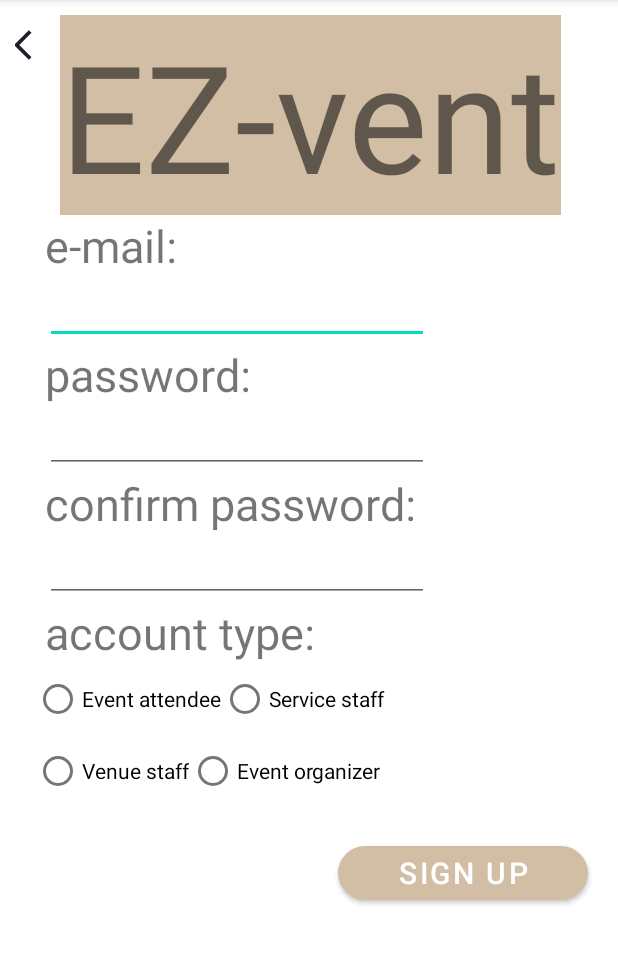
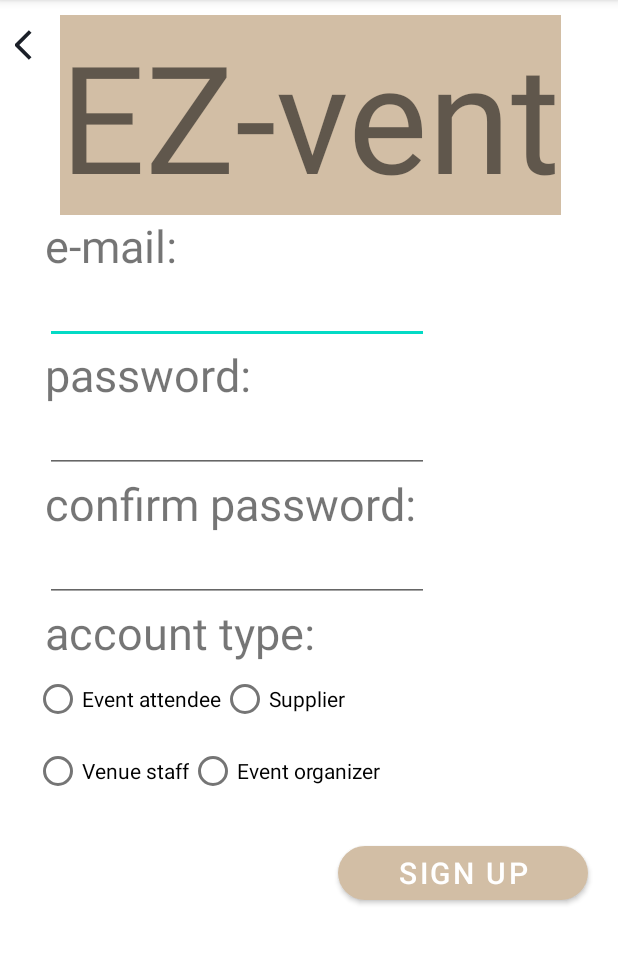
Before and after one commit to liri9/hci_demo, an Android app: the SignUpActivity screen opened directly, with no data from a screen before it, on a phone screen of 412 x 824 dp, the part 84-1048 px from its top. Run offline under Robolectric (Android 15) with nearby library versions, the phone set to English and light mode, and no system bars.

Commit message:
Changed name to supplier

```diff
--- a/app/src/main/res/layout/activity_sign_up.xml
+++ b/app/src/main/res/layout/activity_sign_up.xml
@@ -127,7 +127,7 @@
                     android:layout_width="wrap_content"
                     android:layout_height="wrap_content"
                     android:onClick="onRadioButtonClicked"
-                    android:text="Service staff" />
+                    android:text="Supplier" />
             </LinearLayout>
 
             <LinearLayout
```
